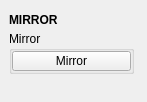
First picture: the form in tentacle/ui/mirror.ui, repository m3trik/tentacle, before the edit.
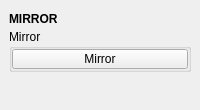
Second picture: the form after the edit. Custom widgets are drawn as their Qt base class.

The edit to the form file:
```diff
--- a/tentacle/ui/mirror.ui
+++ b/tentacle/ui/mirror.ui
@@ -9,22 +9,10 @@
    <rect>
     <x>0</x>
     <y>0</y>
-    <width>147</width>
-    <height>102</height>
+    <width>200</width>
+    <height>110</height>
    </rect>
   </property>
-  <property name="minimumSize">
-   <size>
-    <width>0</width>
-    <height>0</height>
-   </size>
-  </property>
-  <property name="maximumSize">
-   <size>
-    <width>999</width>
-    <height>999</height>
-   </size>
-  </property>
   <property name="font">
    <font>
     <kerning>true</kerning>
@@ -43,6 +31,12 @@
    <set>QMainWindow::AllowNestedDocks|QMainWindow::AllowTabbedDocks|QMainWindow::AnimatedDocks|QMainWindow::ForceTabbedDocks</set>
   </property>
   <widget class="QWidget" name="central_widget">
+   <property name="minimumSize">
+    <size>
+     <width>200</width>
+     <height>0</height>
+    </size>
+   </property>
    <layout class="QVBoxLayout" name="verticalLayout_3">
     <item>
      <layout class="QVBoxLayout" name="verticalLayout">
@@ -50,17 +44,11 @@
        <number>0</number>
       </property>
       <item>
-       <widget class="DraggableHeader" name="draggableHeader">
+       <widget class="Header" name="header">
         <property name="minimumSize">
          <size>
           <width>0</width>
-          <height>22</height>
-         </size>
-        </property>
-        <property name="maximumSize">
-         <size>
-          <width>125</width>
-          <height>22</height>
+          <height>20</height>
          </size>
         </property>
         <property name="font">
@@ -76,18 +64,6 @@
       </item>
       <item>
        <widget class="QGroupBox" name="group000">
-        <property name="minimumSize">
-         <size>
-          <width>125</width>
-          <height>0</height>
-         </size>
-        </property>
-        <property name="maximumSize">
-         <size>
-          <width>125</width>
-          <height>999</height>
-         </size>
-        </property>
         <property name="title">
          <string>Mirror</string>
         </property>
@@ -117,7 +93,7 @@
            </property>
            <property name="maximumSize">
             <size>
-             <width>999</width>
+             <width>16777215</width>
              <height>20</height>
             </size>
            </property>
@@ -157,16 +133,16 @@
   </widget>
  </widget>
  <customwidgets>
+  <customwidget>
+   <class>Header</class>
+   <extends>QLabel</extends>
+   <header>uitk.widgets.header.Header.h</header>
+  </customwidget>
   <customwidget>
    <class>PushButton</class>
    <extends>QPushButton</extends>
    <header>widgets.pushbutton.h</header>
   </customwidget>
-  <customwidget>
-   <class>DraggableHeader</class>
-   <extends>QLabel</extends>
-   <header>draggableHeader.h</header>
-  </customwidget>
  </customwidgets>
  <resources/>
  <connections/>
```
